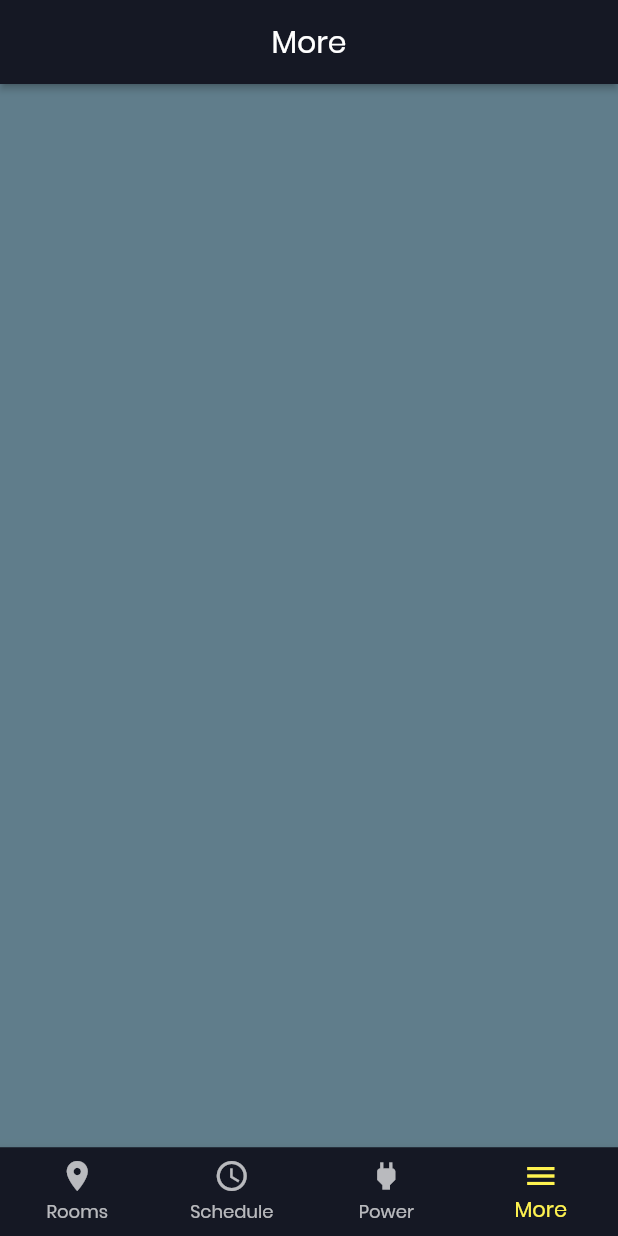
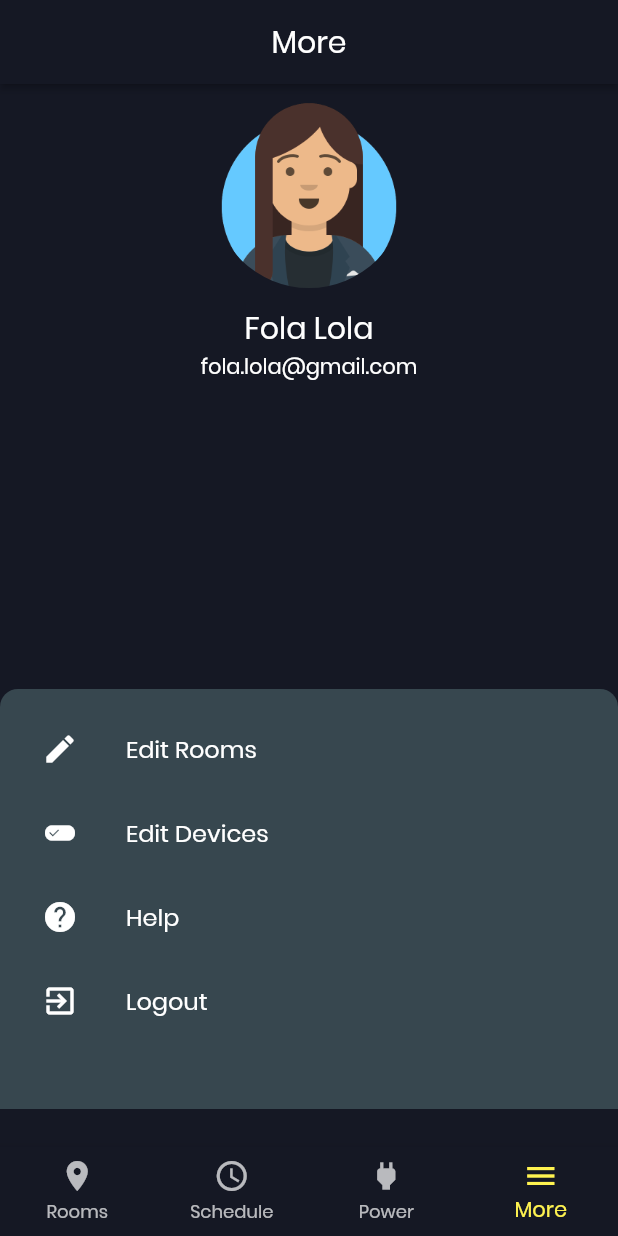
Before and after one commit to shadyaziza/wamda, a Flutter app: the HomeView screen opened by its route, swiped to page 4, on a phone screen of 412 x 824 dp. Run offline on Flutter 3.47's test engine with Material 2 defaults, Android fonts, the phone set to English and light mode, and no system bars.

Commit message:
Add more screen

```diff
--- a/lib/screens/home/home_view.dart
+++ b/lib/screens/home/home_view.dart
@@ -1,4 +1,5 @@
 import 'package:flutter/material.dart';
+import 'package:wamda/screens/home/more.dart';
 import 'package:wamda/screens/home/rooms.dart';
 import 'package:wamda/screens/home/schdeules.dart';
 
@@ -55,9 +56,7 @@ class _HomeViewState extends State<HomeView> {
           Container(
             color: Colors.red,
           ),
-          Container(
-            color: Colors.blueGrey,
-          )
+          MoreScreen()
         ],
       ),
       bottomNavigationBar: BottomNavigationBar(
--- /dev/null
+++ b/lib/screens/home/more.dart
@@ -0,0 +1,73 @@
+import 'package:flutter/material.dart';
+
+class MoreScreen extends StatelessWidget {
+  const MoreScreen({Key key}) : super(key: key);
+
+  @override
+  Widget build(BuildContext context) {
+    return Stack(
+      overflow: Overflow.visible,
+      alignment: Alignment.center,
+      children: <Widget>[
+        Positioned(
+          bottom: MediaQuery.of(context).size.height / 32,
+          child: Container(
+            padding: EdgeInsets.all(12.0),
+            decoration: BoxDecoration(
+                color: Colors.blueGrey[800],
+                borderRadius: BorderRadius.only(
+                  topLeft: Radius.circular(12.0),
+                  topRight: Radius.circular(12.0),
+                )),
+            height: 280.0,
+            width: MediaQuery.of(context).size.width,
+            // height: double.infinity,
+            child: Column(
+              children: <Widget>[
+                ListTile(
+                  leading: Icon(Icons.mode_edit),
+                  title: Text('Edit Rooms'),
+                ),
+                ListTile(
+                  leading: Icon(Icons.edit_attributes),
+                  title: Text('Edit Devices'),
+                ),
+                ListTile(
+                  leading: Icon(Icons.help),
+                  title: Text('Help'),
+                ),
+                ListTile(
+                  leading: Icon(Icons.exit_to_app),
+                  title: Text('Logout'),
+                ),
+              ],
+            ),
+          ),
+        ),
+        Padding(
+          padding: const EdgeInsets.all(8.0),
+          child: Column(
+            // crossAxisAlignment: CrossAxisAlignment.center,
+            children: <Widget>[
+              CircleAvatar(
+                radius: 64.0,
+                backgroundColor: Theme.of(context).primaryColor,
+                backgroundImage: AssetImage(
+                  'assets/imgs/avataaars.png',
+                ),
+              ),
+              SizedBox(
+                height: 12.0,
+              ),
+              Text(
+                'Fola Lola',
+                style: Theme.of(context).textTheme.title,
+              ),
+              Text('fola.lola@gmail.com'),
+            ],
+          ),
+        ),
+      ],
+    );
+  }
+}
--- a/pubspec.yaml
+++ b/pubspec.yaml
@@ -38,6 +38,7 @@ flutter:
     - assets/imgs/living.jpeg
     - assets/imgs/kitchen.jpeg
     - assets/imgs/bedroom.jpeg
+    - assets/imgs/avataaars.png
   fonts:
     - family: Poppins
       fonts:
```
Also changed, not shown: assets/imgs/avataaars.png (added).
